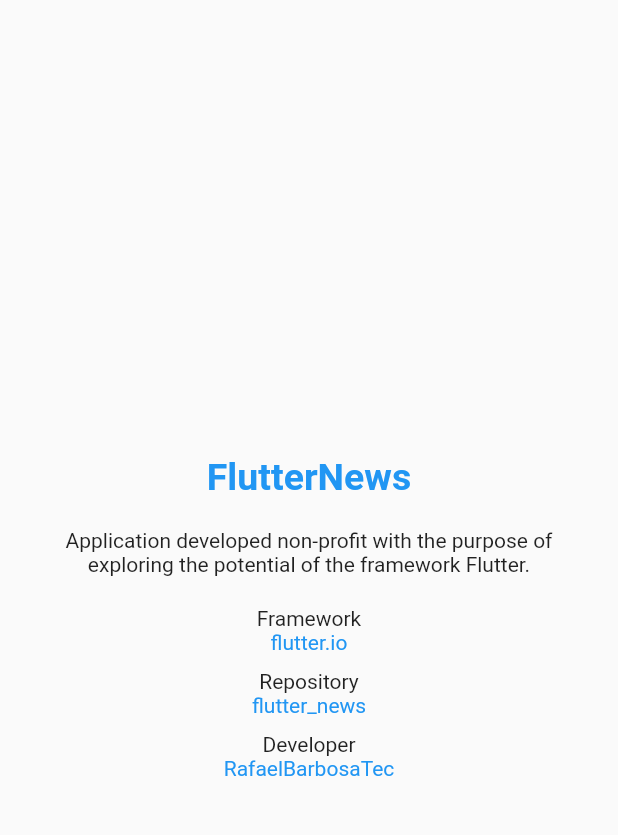
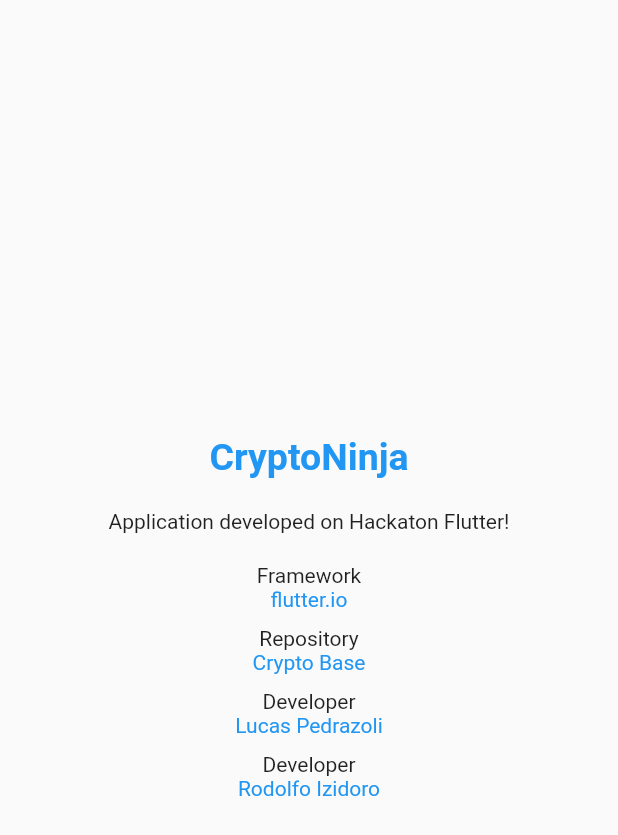
Before and after one commit to rodolfoizidoro/cryptobase, a Flutter app: the Info widget shown alone on an empty page, opened directly, on a phone screen of 412 x 824 dp. Shown: the top 835 px of the screen. Run offline on Flutter 3.47's test engine with Material 2 defaults, Android fonts, the phone set to English and light mode, and no system bars; our stand-ins replace share, webview_flutter; missing offline and left inert: bsev; statements that could not run were skipped.

Commit message:
improves about

```diff
--- a/lib/pages/info/info.dart
+++ b/lib/pages/info/info.dart
@@ -42,8 +42,9 @@ class _InfoState extends State<Info> with TickerProviderStateMixin {
               _getTittle(),
               _getContent(getString("text_info")),
               _getContentSecond("Framework","flutter.io","https://flutter.io/"),
-              _getContentSecond("Repository","flutter_news","https://github.com/RafaelBarbosatec/flutter_news"),
-              _getContentSecond("Developer","RafaelBarbosaTec","http://rafaelbarbosatec.github.io/"),
+              _getContentSecond("Repository","Crypto Base","https://github.com/rodolfoizidoro/cryptobase"),
+              _getContentSecond("Developer","Lucas Pedrazoli","https://github.com/lucaspedrazoli"),
+              _getContentSecond("Developer","Rodolfo Izidoro","https://github.com/rodolfoizidoro"),
 
             ],
           ),
@@ -55,7 +56,7 @@ class _InfoState extends State<Info> with TickerProviderStateMixin {
 
   Widget _getTittle() {
     return Center(
-      child: new Text("FlutterNews",
+      child: new Text("CryptoNinja",
         style: new TextStyle(
             fontWeight: FontWeight.bold,
             color: Colors.blue,
--- a/resources/lang/en.json
+++ b/resources/lang/en.json
@@ -18,7 +18,7 @@
   "category_dash":"Dash",
   "category_iota":"Iota",
   "erro_busca":"No news found :-(",
-  "text_info":"Application developed non-profit with the purpose of exploring the potential of the framework Flutter.",
+  "text_info":"Application developed on Hackaton Flutter!",
   "text_copy":"Link Copied.",
   "text_fechar":"Close"
 }
```
